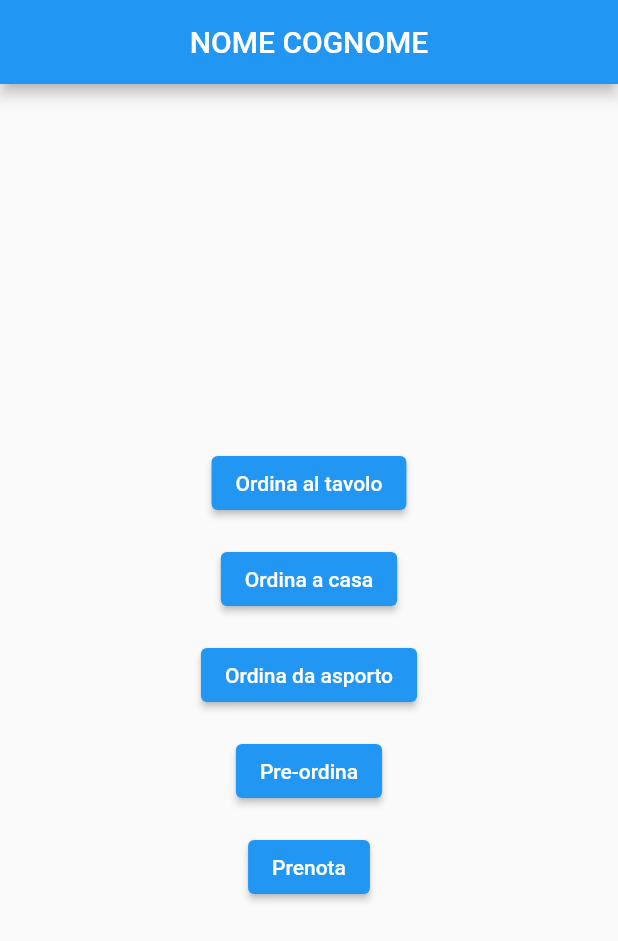
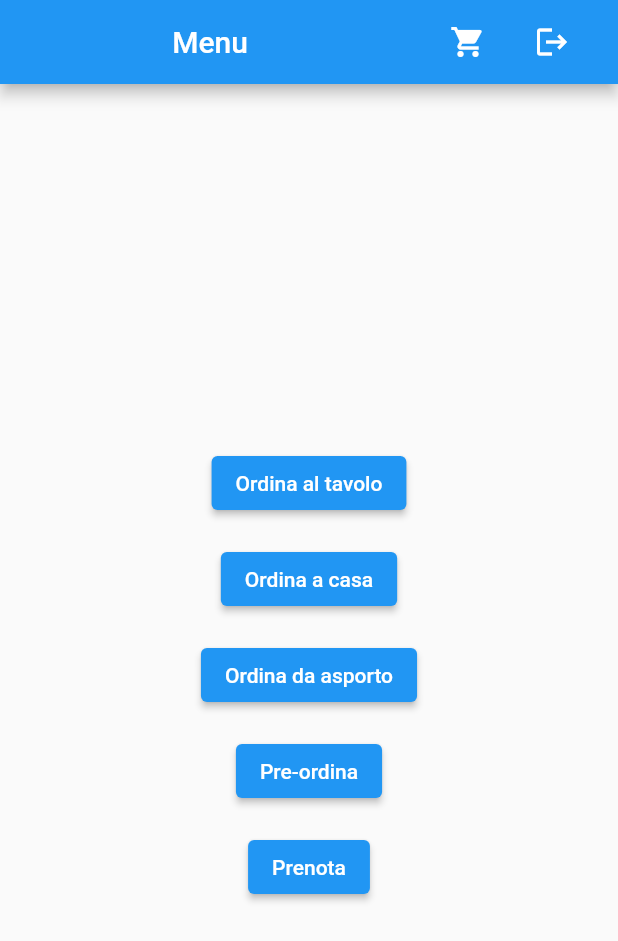
Before and after one commit to lory9894/command_app_frontend, a Flutter app: the Profile screen opened directly, on a phone screen of 412 x 824 dp. Shown: the top 941 px of the screen. Run offline on Flutter 3.47's test engine with Material 2 defaults, Android fonts, the phone set to English and light mode, and no system bars; our stand-ins replace flutter_signin_button; missing offline and left inert: mobile_scanner.

Commit message:
ancora casino con i permessi di accesso alle pagine

```diff
--- a/cliente/lib/main.dart
+++ b/cliente/lib/main.dart
@@ -1,4 +1,4 @@
-import 'package:command_app_frontend/screens/login.dart';
+import 'package:command_app_frontend/screens/profile.dart';
 import 'package:flutter/material.dart';
 
 void main() {
@@ -31,6 +31,6 @@ class MyHomePage extends StatefulWidget {
 class _MyHomePageState extends State<MyHomePage> {
   @override
   Widget build(BuildContext context) {
-    return LoginPage();
+    return (const Profile());
   }
 }
--- a/cliente/lib/screens/profile.dart
+++ b/cliente/lib/screens/profile.dart
@@ -1,4 +1,5 @@
 import 'package:command_app_frontend/screens/menu.dart';
+import 'package:command_app_frontend/widgets/app_bar_login.dart';
 import 'package:flutter/material.dart';
 import 'package:mobile_scanner/mobile_scanner.dart';
 
@@ -15,9 +16,7 @@ class _ProfileState extends State<Profile> {
   @override
   Widget build(BuildContext context) {
     return Scaffold(
-      appBar: AppBar(
-        title: Center(child: Text("NOME COGNOME")),
-      ),
+      appBar: const AppBarLogin(),
       body: Center(
         child: Column(
           crossAxisAlignment: CrossAxisAlignment.center,
--- a/cliente/lib/widgets/app_bar_login.dart
+++ b/cliente/lib/widgets/app_bar_login.dart
@@ -19,14 +19,21 @@ class _AppBarLoginState extends State<AppBarLogin> {
   @override
   Widget build(BuildContext context) {
     return AppBar(
-      title: order.tableID != null && order.tableID!.startsWith("T")
-          ? Center(
-              child: Text(
-                  "Tavolo ${order.tableID!.substring(1, order.tableID!.length)}"))
-          : order.tableID!.startsWith("A")
-              ? Text(
-                  "Asporto ${order.tableID!.substring(1, order.tableID!.length)}")
-              : const Center(child: Text("Menu")),
+      title: Center(
+        child: order.tableID == null
+            ? const Text('Menu')
+            : order.tableID!.startsWith('T')
+            ? Text('Tavolo ${order.tableID!.substring(1, order.tableID!.length)}')
+            : Text('Asporto ${order.tableID!.substring(1, order.tableID!.length)}'),
+      ),
+      // title: order.tableID != null && order.tableID!.startsWith("T")
+      //     ? Center(
+      //         child: Text(
+      //             "Tavolo ${order.tableID!.substring(1, order.tableID!.length)}"))
+      //     : order.tableID!.startsWith("A")
+      //         ? Text(
+      //             "Asporto ${order.tableID!.substring(1, order.tableID!.length)}")
+      //         : const Center(child: Text("Menu")),
       actions: [
         Padding(
           padding: const EdgeInsets.only(left: 8),
```
